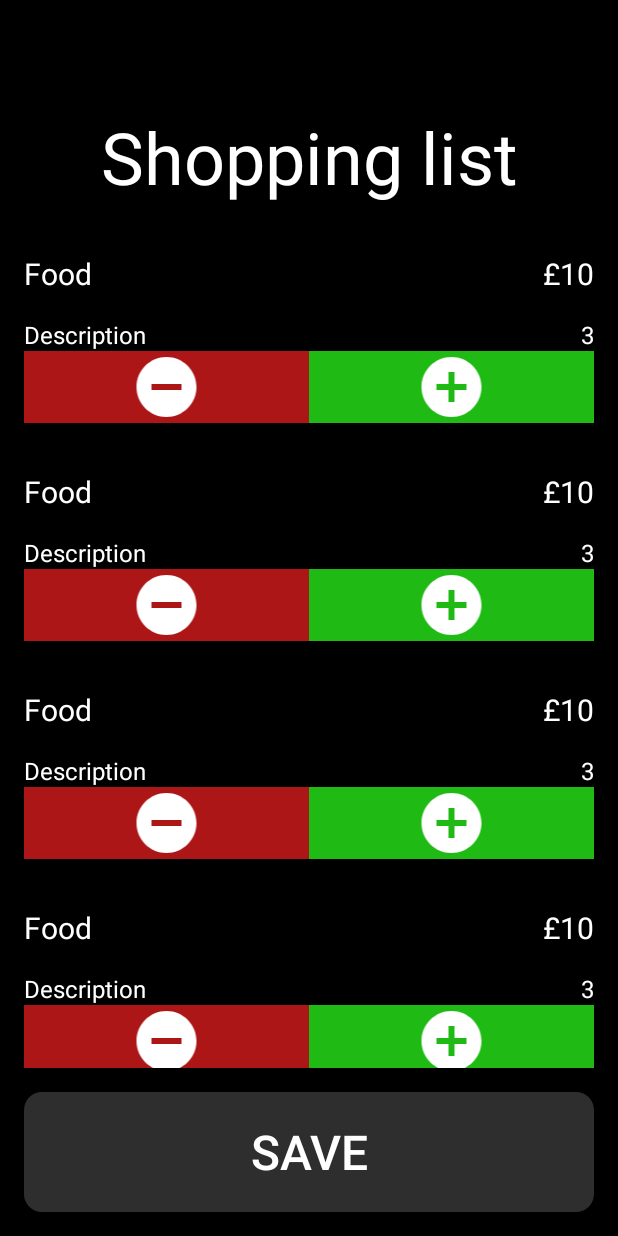
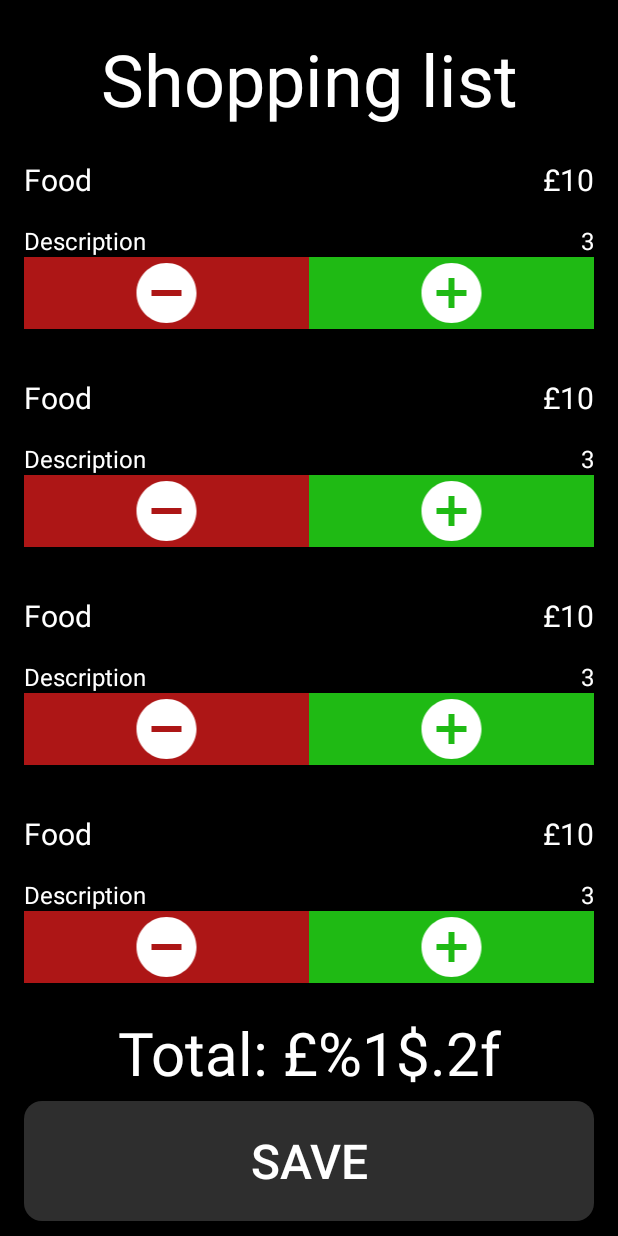
Before and after one commit to SDP15/goodb0i, an Android app: the layout layout_shoppinglist.xml on its own in the app's theme, with its tools: preview values and no code run, on a phone screen of 412 x 824 dp. Run offline under Robolectric (Android 15) with nearby library versions, the phone set to English and light mode, and no system bars.

Commit message:
Edited the layout_shoppinglist.xml

```diff
--- a/android/App/app/src/main/res/layout/layout_shoppinglist.xml
+++ b/android/App/app/src/main/res/layout/layout_shoppinglist.xml
@@ -12,21 +12,28 @@
             android:layout_width="match_parent"
             android:layout_height="wrap_content"
             android:textAlignment="center"
-        android:text="@string/label_shopping_list" />
+            android:text="@string/label_shopping_list" android:layout_marginTop="20dp"/>
 
     <androidx.recyclerview.widget.RecyclerView
             android:id="@+id/list_recycler"
             android:layout_width="match_parent"
-        android:layout_height="0dp"
+            android:layout_height="match_parent"
             android:layout_weight="1"
-        android:layout_marginTop="16dp"
-        android:layout_marginBottom="16dp"
-        tools:itemCount="7"
+            android:layout_marginTop="5dp"
+            android:layout_marginBottom="5dp"
+            tools:itemCount="8"
             tools:listitem="@layout/list_item">
 
 
     </androidx.recyclerview.widget.RecyclerView>
 
+    <androidx.appcompat.widget.AppCompatTextView
+            android:id="@+id/label_total_price"
+            android:layout_width="match_parent"
+            android:layout_height="wrap_content"
+            android:textAlignment="center"
+            android:text="@string/label_total_price" android:layout_marginTop="5dp" android:layout_marginBottom="5dp"
+            android:textSize="40sp"/>
     <androidx.appcompat.widget.AppCompatButton
             android:id="@+id/list_save_button"
             style="@style/RoundedButton"
@@ -35,8 +42,8 @@
             android:background="@drawable/main_buttons"
             android:layout_marginStart="@dimen/default_horizontal_margin"
             android:layout_marginEnd="@dimen/default_horizontal_margin"
-        android:layout_marginBottom="16dp"
-        android:text="@string/label_save" />
+            android:layout_marginBottom="10dp"
+            android:text="@string/label_save"/>
 
 
 </androidx.appcompat.widget.LinearLayoutCompat>
--- a/android/App/app/src/main/res/values/strings.xml
+++ b/android/App/app/src/main/res/values/strings.xml
@@ -30,6 +30,7 @@
     <string name="label_save">Save</string>
     <string name="label_search">Search</string>
     <string name="label_item_price">£%1$.2f</string>
+    <string name="label_total_price">Total: £%1$.2f</string>
     <string name="error_bluetooth_unable_to_connect">Unable to connect</string>
     <string name="error_bluetooth_connection_lost">Device connection lost</string>
 </resources>
```
Lines whose indentation alone changed are shown as unchanged.
